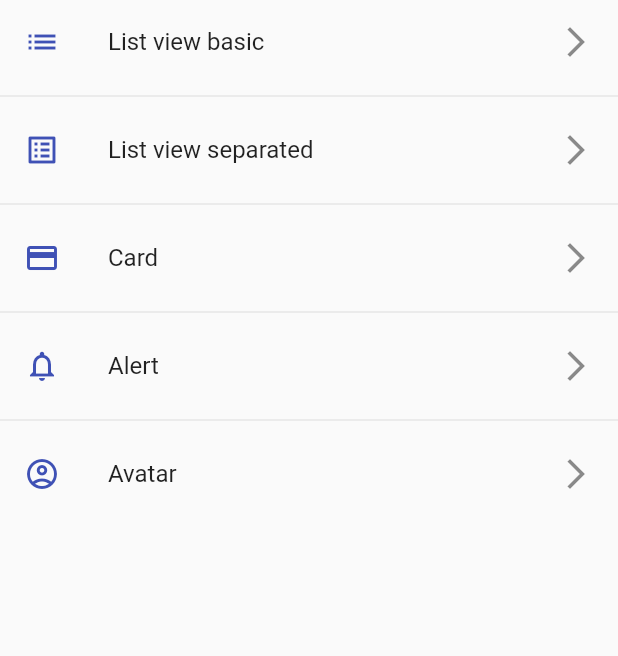
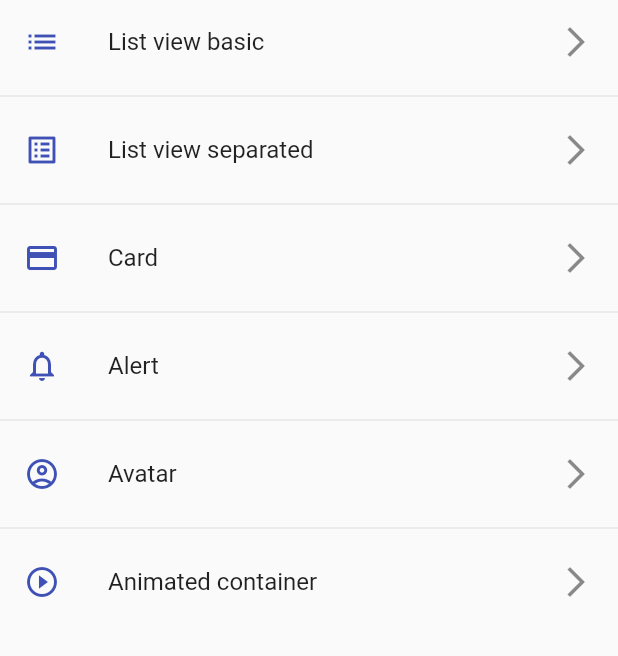
Before and after one commit to joseDev29/flutter_components_app, a Flutter app: the screen it shows after launch, on a phone screen of 412 x 824 dp, the part 84-740 px from its top. Run offline on Flutter 3.47's test engine with Material 2 defaults, Android fonts, the phone set to English and light mode, and no system bars.

Commit message:
feat: animated container view added

```diff
--- a/lib/router/app_routes.dart
+++ b/lib/router/app_routes.dart
@@ -10,6 +10,7 @@ abstract class RouteKeys {
   static const card = 'card';
   static const alert = 'alert';
   static const avatar = 'avatar';
+  static const animated = 'animated';
 }
 
 abstract class AppRouter {
@@ -48,6 +49,12 @@ abstract class AppRouter {
       icon: Icons.account_circle_outlined,
       name: 'Avatar',
       widget: const AvatarView(),
+    ),
+    RouteItem(
+      route: RouteKeys.animated,
+      icon: Icons.play_circle_outline,
+      name: 'Animated container',
+      widget: const AnimatedView(),
     )
   ];
 
--- a/lib/views/views.dart
+++ b/lib/views/views.dart
@@ -4,3 +4,4 @@ export 'package:components_app/views/list_view_separated_view.dart';
 export 'package:components_app/views/card_view/card_view.dart';
 export 'package:components_app/views/alert_view.dart';
 export 'package:components_app/views/avatar_view.dart';
+export 'package:components_app/views/animated_view.dart';
```
Also changed, not shown: lib/views/animated_view.dart (added, +75 -0 lines).
